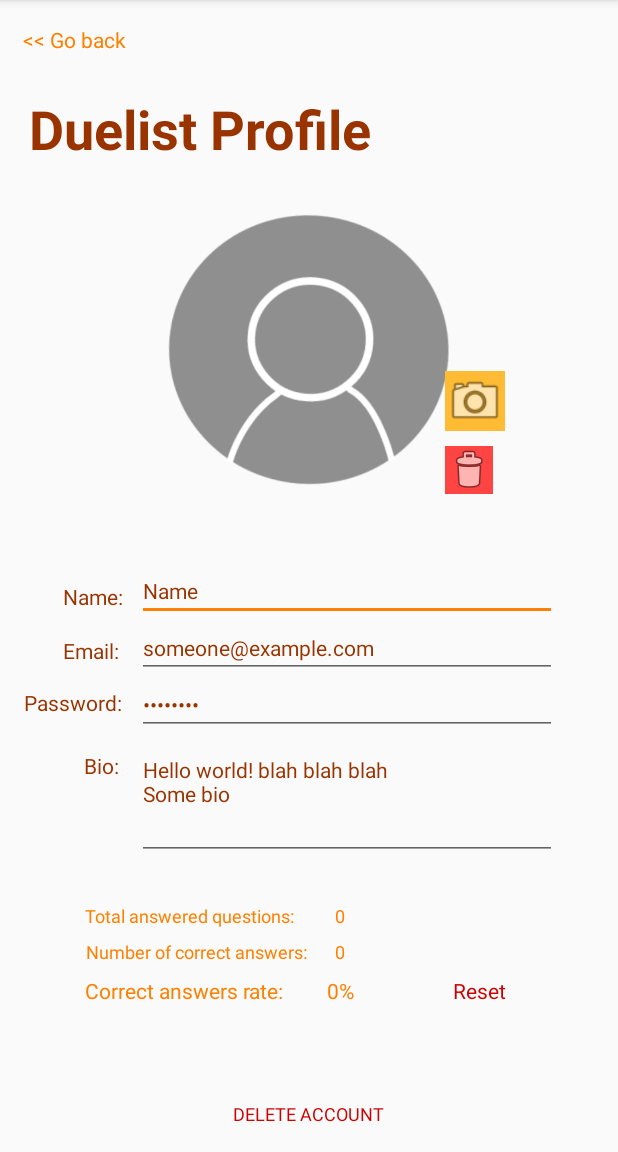
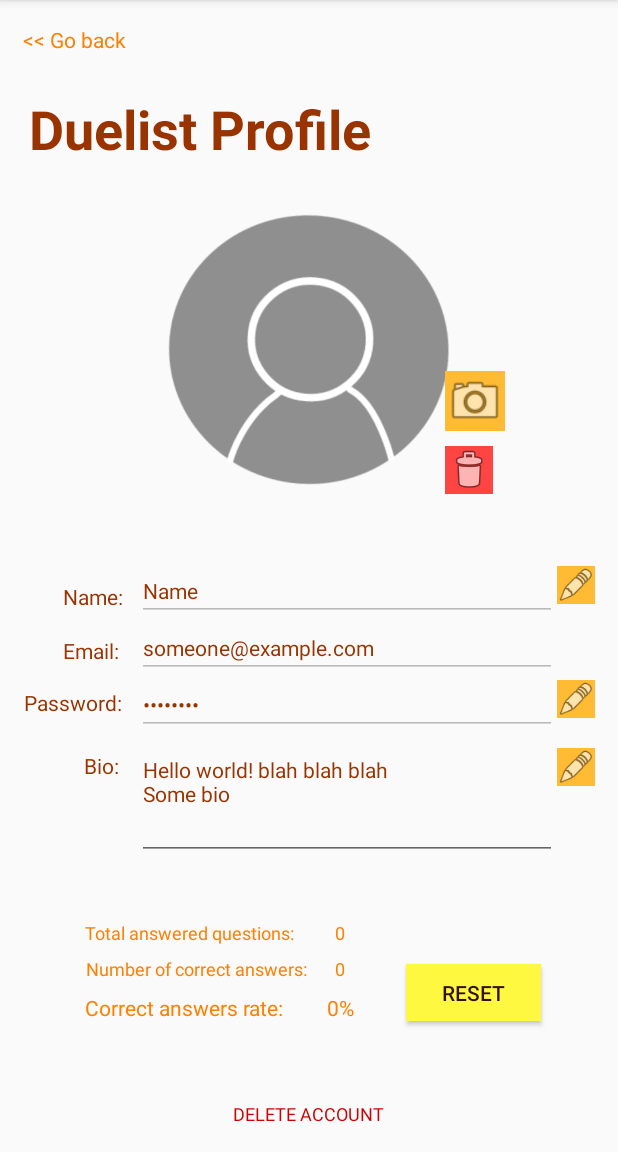
Before and after one commit to latifa176/YGO-Quiz-Game, an Android app: the DuelistProfile screen opened directly, with no data from a screen before it, on a phone screen of 412 x 824 dp, the part 84-1236 px from its top. Run offline under Robolectric (Android 15) with nearby library versions, the light colour scheme and no system bars; our stand-ins replace Firebase (no records; nobody signed in at launch, a user with empty details on screens opened directly).

Commit message:
Duelist profile fully-implemented + Glide module added +some important Manifest edits

```diff
--- a/app/src/main/java/com/example/ygoquizgame/MainActivity.java
+++ b/app/src/main/java/com/example/ygoquizgame/MainActivity.java
@@ -41,6 +41,7 @@ private FirebaseAuth.AuthStateListener authStateListener; //for checking changes
                     //if user is signed in, go to the main menu
                     Intent I = new Intent(MainActivity.this, MainMenu.class).addFlags(Intent.FLAG_ACTIVITY_SINGLE_TOP);
                     startActivity(I);
+                    finish();
                 }
             }
         };
--- a/app/src/main/java/com/example/ygoquizgame/MainMenu.java
+++ b/app/src/main/java/com/example/ygoquizgame/MainMenu.java
@@ -38,6 +38,7 @@ public class MainMenu extends AppCompatActivity {
                 mAuth.signOut();
                 Toast.makeText(MainMenu.this, "Signed out successfully", Toast.LENGTH_SHORT).show();
                 startActivity(new Intent(MainMenu.this, MainActivity.class));
+                finish();
             }
         });
 
--- a/app/src/main/res/layout/duelist_profile.xml
+++ b/app/src/main/res/layout/duelist_profile.xml
@@ -5,6 +5,21 @@
     xmlns:tools="http://schemas.android.com/tools"
     android:layout_width="match_parent"
     android:layout_height="match_parent">
+
+    <ImageView
+        android:id="@+id/editBio"
+        android:layout_width="25dp"
+        android:layout_height="25dp"
+        android:layout_marginTop="20dp"
+        android:background="@android:color/holo_orange_light"
+        android:clickable="true"
+        app:layout_constraintBottom_toBottomOf="parent"
+        app:layout_constraintEnd_toEndOf="parent"
+        app:layout_constraintHorizontal_bias="0.961"
+        app:layout_constraintStart_toStartOf="parent"
+        app:layout_constraintTop_toBottomOf="@+id/editPassword"
+        app:layout_constraintVertical_bias="0.0"
+        app:srcCompat="@android:drawable/ic_menu_edit" />
 
     <TextView
         android:id="@+id/duelistProfileTitle"
@@ -114,7 +129,78 @@
         app:layout_constraintHorizontal_bias="0.202"
         app:layout_constraintStart_toStartOf="parent"
         app:layout_constraintTop_toTopOf="parent"
-        app:layout_constraintVertical_bias="0.869" />
+        app:layout_constraintVertical_bias="0.884" />
+
+    <TextView
+        android:id="@+id/textView9"
+        android:layout_width="wrap_content"
+        android:layout_height="wrap_content"
+        android:text="Number of correct answers:"
+        android:textColor="@color/colorAccent"
+        android:textSize="12sp"
+        app:layout_constraintBottom_toBottomOf="parent"
+        app:layout_constraintEnd_toEndOf="parent"
+        app:layout_constraintHorizontal_bias="0.216"
+        app:layout_constraintStart_toStartOf="parent"
+        app:layout_constraintTop_toTopOf="parent"
+        app:layout_constraintVertical_bias="0.848" />
+
+    <Button
+        android:id="@+id/reset"
+        android:layout_width="90dp"
+        android:layout_height="38dp"
+        android:background="@color/buttons"
+        android:clickable="true"
+        android:text="Reset"
+        android:textColor="@color/colorPrimaryDark"
+        app:layout_constraintBottom_toBottomOf="parent"
+        app:layout_constraintEnd_toEndOf="parent"
+        app:layout_constraintHorizontal_bias="0.841"
+        app:layout_constraintStart_toStartOf="parent"
+        app:layout_constraintTop_toTopOf="parent"
+        app:layout_constraintVertical_bias="0.88" />
+
+    <TextView
+        android:id="@+id/textView8"
+        android:layout_width="wrap_content"
+        android:layout_height="wrap_content"
+        android:text="Total answered questions:"
+        android:textColor="@color/colorAccent"
+        android:textSize="12sp"
+        app:layout_constraintBottom_toBottomOf="parent"
+        app:layout_constraintEnd_toEndOf="parent"
+        app:layout_constraintHorizontal_bias="0.208"
+        app:layout_constraintStart_toStartOf="parent"
+        app:layout_constraintTop_toTopOf="parent"
+        app:layout_constraintVertical_bias="0.816" />
+
+    <TextView
+        android:id="@+id/profileNumOfCorrectAnswers"
+        android:layout_width="wrap_content"
+        android:layout_height="wrap_content"
+        android:text="0"
+        android:textColor="@color/colorAccent"
+        android:textSize="12sp"
+        app:layout_constraintBottom_toBottomOf="parent"
+        app:layout_constraintEnd_toEndOf="parent"
+        app:layout_constraintHorizontal_bias="0.551"
+        app:layout_constraintStart_toStartOf="parent"
+        app:layout_constraintTop_toTopOf="parent"
+        app:layout_constraintVertical_bias="0.848" />
+
+    <TextView
+        android:id="@+id/profileNumOfAnswers"
+        android:layout_width="wrap_content"
+        android:layout_height="wrap_content"
+        android:text="0"
+        android:textColor="@color/colorAccent"
+        android:textSize="12sp"
+        app:layout_constraintBottom_toBottomOf="parent"
+        app:layout_constraintEnd_toEndOf="parent"
+        app:layout_constraintHorizontal_bias="0.551"
+        app:layout_constraintStart_toStartOf="parent"
+        app:layout_constraintTop_toTopOf="parent"
+        app:layout_constraintVertical_bias="0.816" />
 
     <TextView
         android:id="@+id/profileCorrectnessRate"
@@ -128,77 +214,7 @@
         app:layout_constraintHorizontal_bias="0.554"
         app:layout_constraintStart_toStartOf="parent"
         app:layout_constraintTop_toTopOf="parent"
-        app:layout_constraintVertical_bias="0.869" />
-
-    <TextView
-        android:id="@+id/profileNumOfCorrectAnswers"
-        android:layout_width="wrap_content"
-        android:layout_height="wrap_content"
-        android:text="0"
-        android:textColor="@color/colorAccent"
-        android:textSize="12sp"
-        app:layout_constraintBottom_toBottomOf="parent"
-        app:layout_constraintEnd_toEndOf="parent"
-        app:layout_constraintHorizontal_bias="0.551"
-        app:layout_constraintStart_toStartOf="parent"
-        app:layout_constraintTop_toTopOf="parent"
-        app:layout_constraintVertical_bias="0.833" />
-
-    <TextView
-        android:id="@+id/textView8"
-        android:layout_width="wrap_content"
-        android:layout_height="wrap_content"
-        android:text="Total answered questions:"
-        android:textColor="@color/colorAccent"
-        android:textSize="12sp"
-        app:layout_constraintBottom_toBottomOf="parent"
-        app:layout_constraintEnd_toEndOf="parent"
-        app:layout_constraintHorizontal_bias="0.208"
-        app:layout_constraintStart_toStartOf="parent"
-        app:layout_constraintTop_toTopOf="parent"
-        app:layout_constraintVertical_bias="0.801" />
-
-    <TextView
-        android:id="@+id/textView9"
-        android:layout_width="wrap_content"
-        android:layout_height="wrap_content"
-        android:text="Number of correct answers:"
-        android:textColor="@color/colorAccent"
-        android:textSize="12sp"
-        app:layout_constraintBottom_toBottomOf="parent"
-        app:layout_constraintEnd_toEndOf="parent"
-        app:layout_constraintHorizontal_bias="0.216"
-        app:layout_constraintStart_toStartOf="parent"
-        app:layout_constraintTop_toTopOf="parent"
-        app:layout_constraintVertical_bias="0.833" />
-
-    <TextView
-        android:id="@+id/reset"
-        android:layout_width="wrap_content"
-        android:layout_height="wrap_content"
-        android:clickable="true"
-        android:text="Reset"
-        android:textColor="@android:color/holo_red_dark"
-        app:layout_constraintBottom_toBottomOf="parent"
-        app:layout_constraintEnd_toEndOf="parent"
-        app:layout_constraintHorizontal_bias="0.802"
-        app:layout_constraintStart_toStartOf="parent"
-        app:layout_constraintTop_toTopOf="parent"
-        app:layout_constraintVertical_bias="0.869" />
-
-    <TextView
-        android:id="@+id/profileNumOfAnswers"
-        android:layout_width="wrap_content"
-        android:layout_height="wrap_content"
-        android:text="0"
-        android:textColor="@color/colorAccent"
-        android:textSize="12sp"
-        app:layout_constraintBottom_toBottomOf="parent"
-        app:layout_constraintEnd_toEndOf="parent"
-        app:layout_constraintHorizontal_bias="0.551"
-        app:layout_constraintStart_toStartOf="parent"
-        app:layout_constraintTop_toTopOf="parent"
-        app:layout_constraintVertical_bias="0.801" />
+        app:layout_constraintVertical_bias="0.884" />
 
     <TextView
         android:id="@+id/textView"
@@ -310,4 +326,32 @@
         app:layout_constraintStart_toStartOf="parent"
         app:layout_constraintTop_toTopOf="parent"
         app:layout_constraintVertical_bias="0.717" />
+
+    <ImageView
+        android:id="@+id/editName"
+        android:layout_width="25dp"
+        android:layout_height="25dp"
+        android:background="@android:color/holo_orange_light"
+        android:clickable="true"
+        app:layout_constraintBottom_toBottomOf="parent"
+        app:layout_constraintEnd_toEndOf="parent"
+        app:layout_constraintHorizontal_bias="0.961"
+        app:layout_constraintStart_toStartOf="parent"
+        app:layout_constraintTop_toTopOf="parent"
+        app:layout_constraintVertical_bias="0.508"
+        app:srcCompat="@android:drawable/ic_menu_edit" />
+
+    <ImageView
+        android:id="@+id/editPassword"
+        android:layout_width="25dp"
+        android:layout_height="25dp"
+        android:background="@android:color/holo_orange_light"
+        android:clickable="true"
+        app:layout_constraintBottom_toBottomOf="parent"
+        app:layout_constraintEnd_toEndOf="parent"
+        app:layout_constraintHorizontal_bias="0.961"
+        app:layout_constraintStart_toStartOf="parent"
+        app:layout_constraintTop_toTopOf="parent"
+        app:layout_constraintVertical_bias="0.61"
+        app:srcCompat="@android:drawable/ic_menu_edit" />
 </androidx.constraintlayout.widget.ConstraintLayout>
--- a/app/src/main/res/values/colors.xml
+++ b/app/src/main/res/values/colors.xml
@@ -5,4 +5,5 @@
     <color name="colorAccent">#ff8000</color>
 
     <color name="buttons">#fff841</color>
+    <color name="green">#30b878</color>
 </resources>
--- a/app/src/main/res/values/strings.xml
+++ b/app/src/main/res/values/strings.xml
@@ -1,5 +1,13 @@
 <resources>
     <string name="app_name">YGO Quiz Game</string>
     <string name="go_back"><![CDATA[<< Go back]]></string>
+    <string name="deleteAccountDialogTitle">Delete Account</string>
+    <string name="deleteAccountDialogMsg">All data stored for this account will be lost. Are you sure you want to delete your account?</string>
+    <string name="dialogYes">Yes</string>
+    <string name="dialogCancel">Cancel</string>
+    <string name="resetDataDialogTitle">Reset Answers Data</string>
+    <string name="resetDataDialogMsg">All quiz answers data will be reset and displayed as zeroes. Are you sure you want to proceed?</string>
+    <string name="RemoveProfilePicDialogTitle">Remove Profile Picture</string>
+    <string name="RemoveProfilePicDialogMsg">Are you sure you want to remove your profile picture?</string>
 
 </resources>
```
Also changed, not shown: app/build.gradle (+15 -5 lines), app/src/main/AndroidManifest.xml (+6 -4 lines), app/src/main/java/com/example/ygoquizgame/DuelistProfile.java (+235 -29 lines), app/src/main/java/com/example/ygoquizgame/MyAppGlideModule.java (added, +30 -0 lines), app/src/main/java/com/example/ygoquizgame/User.java (+5 -5 lines), build.gradle (+7 -0 lines), app/src/main/res/drawable/save.jpg (added).
